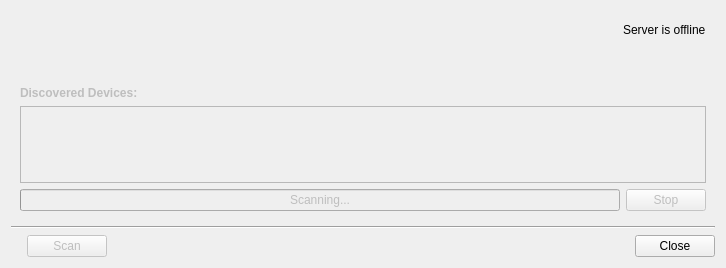
First picture: the form in client/nx_client_desktop/src/ui/dialogs/camera_addition_dialog.ui, repository networkoptix/nx_open, before the edit.
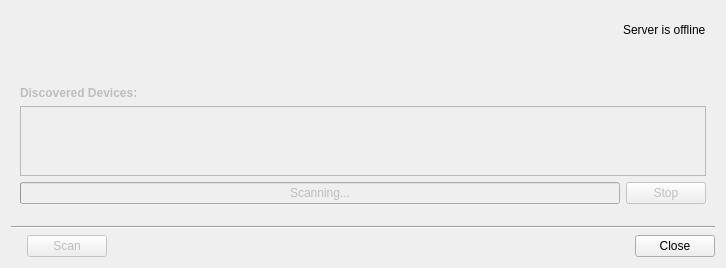
Second picture: the form after the edit. The open tabs and pages were chosen to show the change. Custom widgets are drawn as their Qt base class.

Commit message:
VMS-5993: Wrong resize of "Discovered Devices" list in "Add devices to Server" window
<==== Mercurial data ====>
Branch: vms_3.1_gui

```diff
--- a/client/nx_client_desktop/src/ui/dialogs/camera_addition_dialog.ui
+++ b/client/nx_client_desktop/src/ui/dialogs/camera_addition_dialog.ui
@@ -504,7 +504,7 @@
          </layout>
         </widget>
         <widget class="QWidget" name="discoveredCamerasPage">
-         <layout class="QVBoxLayout" name="verticalLayout" stretch="0,1,0">
+         <layout class="QVBoxLayout" name="verticalLayout">
           <property name="leftMargin">
            <number>0</number>
           </property>
@@ -542,7 +542,7 @@
              <bool>false</bool>
             </property>
             <property name="sizePolicy">
-             <sizepolicy hsizetype="Preferred" vsizetype="Preferred">
+             <sizepolicy hsizetype="Ignored" vsizetype="Maximum">
               <horstretch>0</horstretch>
               <verstretch>0</verstretch>
              </sizepolicy>
@@ -556,9 +556,15 @@
             <property name="horizontalScrollBarPolicy">
              <enum>Qt::ScrollBarAsNeeded</enum>
             </property>
+            <property name="sizeAdjustPolicy">
+             <enum>QAbstractScrollArea::AdjustToContents</enum>
+            </property>
             <property name="selectionMode">
              <enum>QAbstractItemView::NoSelection</enum>
             </property>
+            <property name="showGrid">
+             <bool>false</bool>
+            </property>
             <property name="rowCount">
              <number>0</number>
             </property>
@@ -656,6 +662,19 @@
         </widget>
        </widget>
       </item>
+      <item>
+       <spacer name="verticalSpacer_4">
+        <property name="orientation">
+         <enum>Qt::Vertical</enum>
+        </property>
+        <property name="sizeHint" stdset="0">
+         <size>
+          <width>20</width>
+          <height>40</height>
+         </size>
+        </property>
+       </spacer>
+      </item>
      </layout>
     </widget>
    </item>
```
The commit also changes 1 other file.
